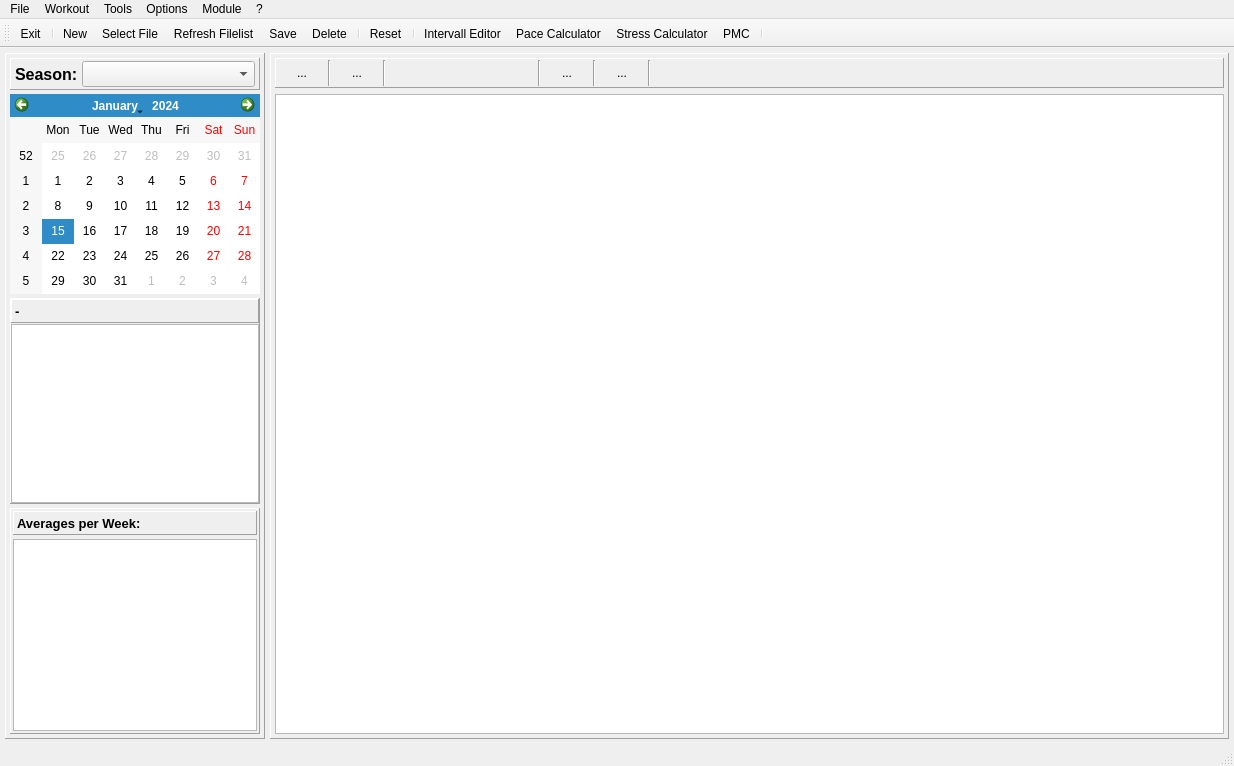
First picture: the form in mainwindow.ui, repository Tria-Andy/WorkoutEditor, before the edit.
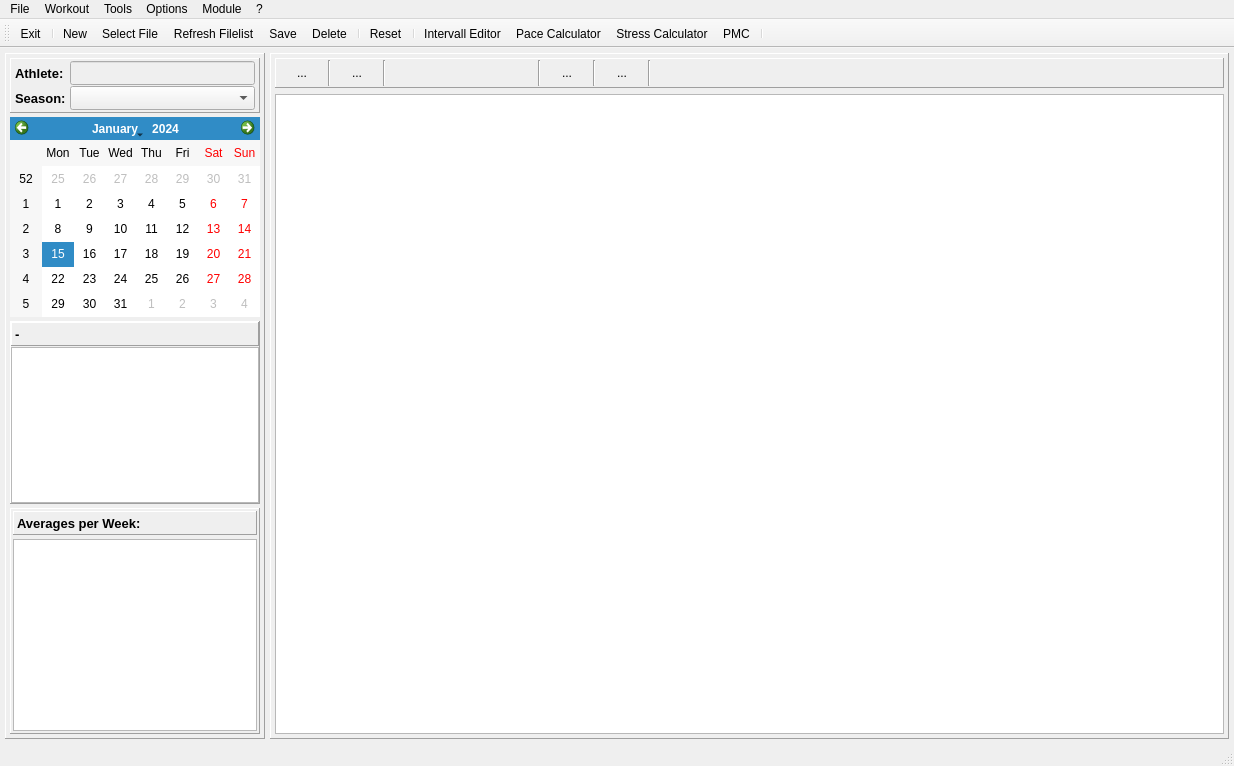
Second picture: the form after the edit. Icons and pictures are not drawn. Custom widgets are drawn as their Qt base class.

Commit message: Add athlete name

The edit to the form file:
```diff
--- a/mainwindow.ui
+++ b/mainwindow.ui
@@ -145,11 +145,11 @@
               <property name="bottomMargin">
                <number>2</number>
               </property>
-              <item row="0" column="0">
+              <item row="1" column="0">
                <widget class="QLabel" name="label_5">
                 <property name="font">
                  <font>
-                  <pointsize>12</pointsize>
+                  <pointsize>10</pointsize>
                   <weight>75</weight>
                   <bold>true</bold>
                  </font>
@@ -159,23 +159,63 @@
                 </property>
                </widget>
               </item>
-              <item row="0" column="1">
+              <item row="1" column="1">
                <widget class="QComboBox" name="comboBox_saisonName">
                 <property name="minimumSize">
                  <size>
                   <width>0</width>
-                  <height>26</height>
+                  <height>24</height>
                  </size>
                 </property>
                 <property name="maximumSize">
                  <size>
                   <width>16777215</width>
-                  <height>26</height>
+                  <height>24</height>
                  </size>
                 </property>
                 <property name="font">
                  <font>
-                  <pointsize>12</pointsize>
+                  <pointsize>10</pointsize>
+                  <weight>75</weight>
+                  <bold>true</bold>
+                 </font>
+                </property>
+               </widget>
+              </item>
+              <item row="0" column="0">
+               <widget class="QLabel" name="label_6">
+                <property name="font">
+                 <font>
+                  <pointsize>10</pointsize>
+                  <weight>75</weight>
+                  <bold>true</bold>
+                 </font>
+                </property>
+                <property name="text">
+                 <string>Athlete:</string>
+                </property>
+               </widget>
+              </item>
+              <item row="0" column="1">
+               <widget class="QLineEdit" name="lineEdit_athlete">
+                <property name="enabled">
+                 <bool>false</bool>
+                </property>
+                <property name="minimumSize">
+                 <size>
+                  <width>0</width>
+                  <height>24</height>
+                 </size>
+                </property>
+                <property name="maximumSize">
+                 <size>
+                  <width>16777215</width>
+                  <height>24</height>
+                 </size>
+                </property>
+                <property name="font">
+                 <font>
+                  <pointsize>10</pointsize>
                   <weight>75</weight>
                   <bold>true</bold>
                  </font>
```
Left out of the diff: 2 changed lines with no effect on the pictures. The commit also changes 1 other file.
